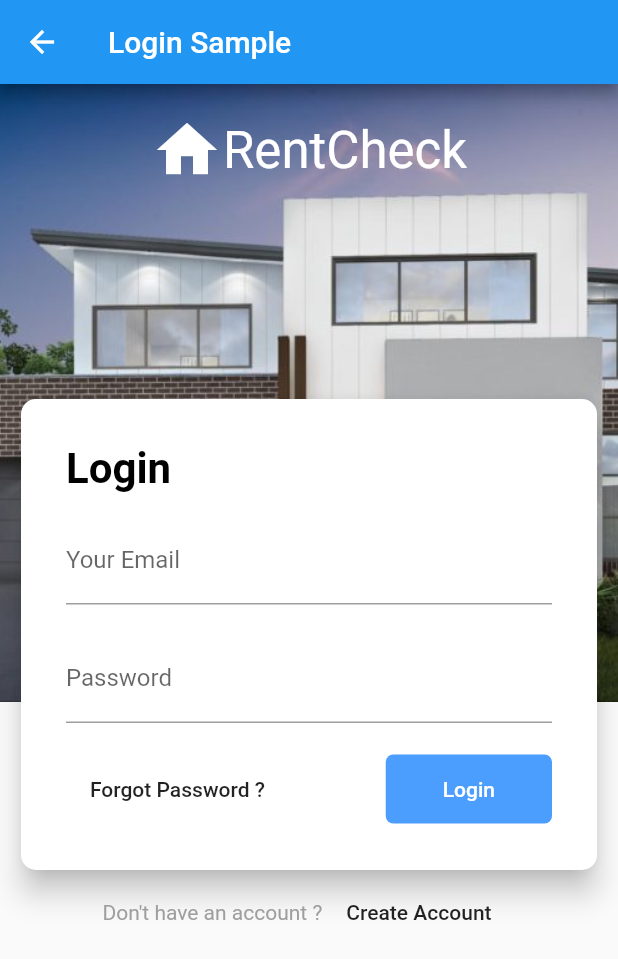
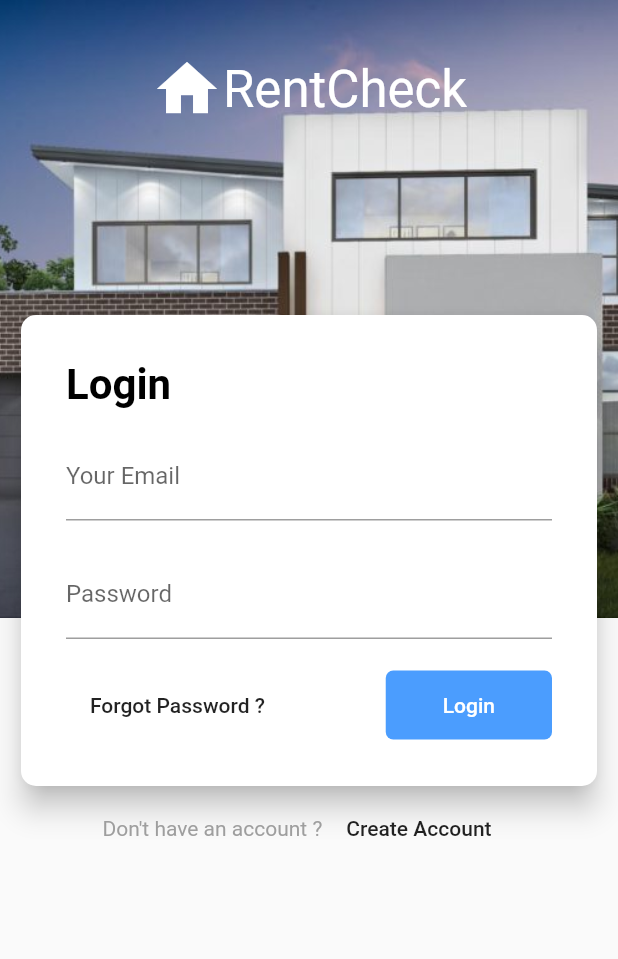
Before and after one commit to BrunoIstvan/app_multiples_layouts_and_animations_samples, a Flutter app: the LoginSamplePage screen opened directly, on a phone screen of 412 x 824 dp. Shown: the top 959 px of the screen. Run offline on Flutter 3.47's test engine with Material 2 defaults, Android fonts, the phone set to English and light mode, and no system bars; our stand-ins replace dots_indicator, flushbar, flutter_swiper, font_awesome_flutter; network calls fail.

```diff
--- a/lib/ui/screens/animations/animation-sample.page.dart
+++ b/lib/ui/screens/animations/animation-sample.page.dart
@@ -24,7 +24,11 @@ class AnimationSamplePage extends StatelessWidget {
     final headerStyle = Theme.of(context).textTheme.headline6;
     return Scaffold(
       appBar: AppBar(
-        title: Text('Animation Samples'),
+        title: Text("Animation Samples"),
+        leading: IconButton(
+          icon: Icon(Icons.arrow_back),
+          onPressed: () => Navigator.pop(context),
+        ),
       ),
       body: ListView(
         children: [
--- a/lib/ui/screens/layout-section/layout-section.page.dart
+++ b/lib/ui/screens/layout-section/layout-section.page.dart
@@ -7,7 +7,11 @@ class LayoutSectionPage extends StatelessWidget {
 
     return Scaffold(
       appBar: AppBar(
-        title: Text('Layout Section Page'),
+        title: Text("Layout Section Page"),
+        leading: IconButton(
+          icon: Icon(Icons.arrow_back),
+          onPressed: () => Navigator.pop(context),
+        ),
       ),
       body: ListView(
         children: <Widget>[
--- a/lib/ui/screens/login-sample/login-sample.page.dart
+++ b/lib/ui/screens/login-sample/login-sample.page.dart
@@ -20,13 +20,6 @@ class _LoginSamplePageState extends State<LoginSamplePage> {
   Widget build(BuildContext context) {
     screenHeight = MediaQuery.of(context).size.height;
     return Scaffold(
-      appBar: AppBar(
-        title: Text("Login Sample"),
-        leading: IconButton(
-          icon: Icon(Icons.arrow_back),
-          onPressed: () => Navigator.pop(context),
-        ),
-      ),
       body: SingleChildScrollView(
         child: Stack(
           children: <Widget>[
@@ -44,7 +37,7 @@ class _LoginSamplePageState extends State<LoginSamplePage> {
 
   Widget _buildPageTitle() {
     return Container(
-      margin: EdgeInsets.only(top: 20),
+      margin: EdgeInsets.only(top: 35),
       child: Row(
         crossAxisAlignment: CrossAxisAlignment.center,
         mainAxisAlignment: MainAxisAlignment.center,
@@ -248,10 +241,17 @@ class _LoginSamplePageState extends State<LoginSamplePage> {
                         color: Color(0xFF4B9DFE),
                         textColor: Colors.white,
                         padding: EdgeInsets.only(
-                            left: 38, right: 38, top: 15, bottom: 15),
+                          left: 38,
+                          right: 38,
+                          top: 15,
+                          bottom: 15,
+                        ),
                         shape: RoundedRectangleBorder(
-                            borderRadius: BorderRadius.circular(5)),
-                        onPressed: () {},
+                          borderRadius: BorderRadius.circular(5),
+                        ),
+                        onPressed: () {
+                          Navigator.pop(context);
+                        },
                       )
                     ],
                   )
--- a/lib/ui/screens/succesful-purchase/succesful-purchase.page.dart
+++ b/lib/ui/screens/succesful-purchase/succesful-purchase.page.dart
@@ -16,6 +16,7 @@ class _SuccesfulPurchasePageState extends State<SuccesfulPurchasePage> {
     return SafeArea(
       child: Scaffold(
         appBar: AppBar(
+          title: Text('Succesful Purchase'),
           leading: IconButton(
             icon: Icon(Icons.arrow_back),
             onPressed: () => Navigator.pop(context),
```
Also changed, not shown: lib/ui/screens/cuisine/cuisine.page.dart (+6 -1 lines), 6 other files.
